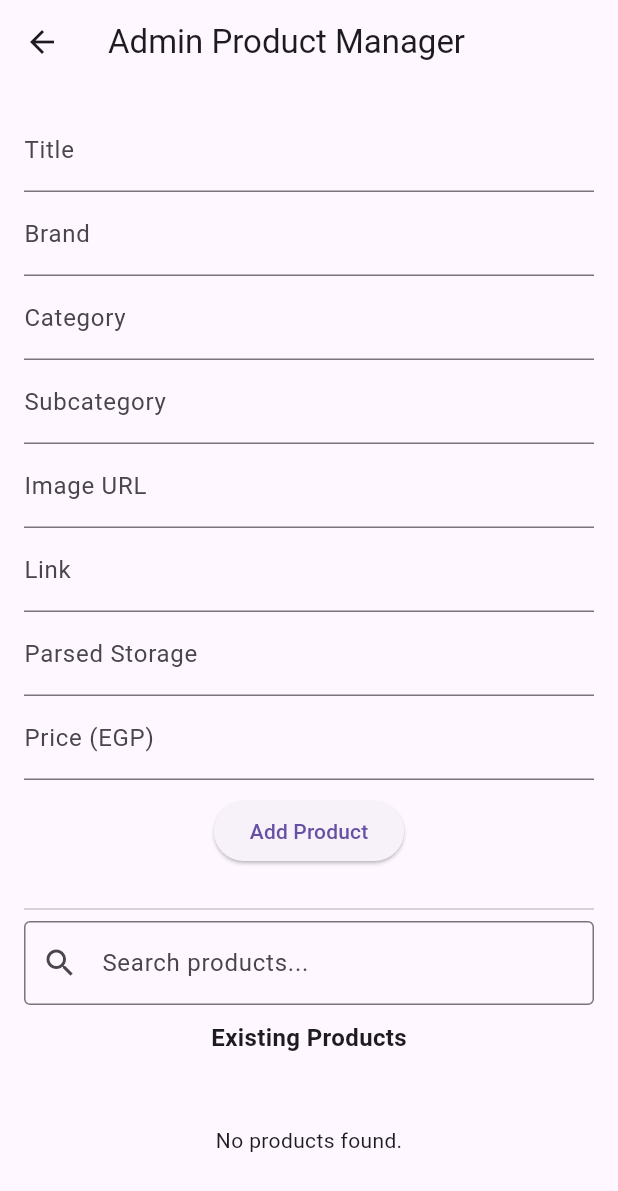
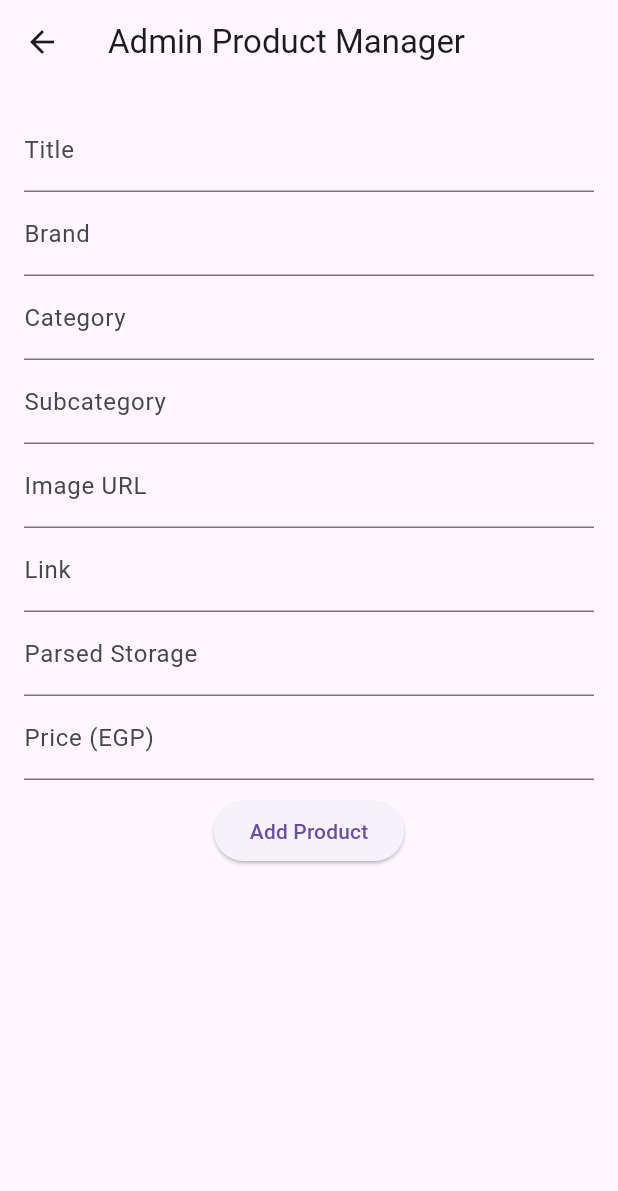
Before and after one commit to ahmedfathallah2/graduation-project, a Flutter app: the AdminProductScreen screen opened directly, on a phone screen of 412 x 824 dp. Shown: the top 1191 px of the screen. Run offline on Flutter 3.47's test engine with Material 3 defaults, Android fonts, the phone set to English and light mode, and no system bars; our stand-ins replace cached_network_image, carousel_slider, cherry_toast, cloud_firestore, dio, firebase_auth and 5 more; accounts and stored records are empty.

Commit message:
Fix admin

```diff
--- a/lib/adminedit.dart
+++ b/lib/adminedit.dart
@@ -18,9 +18,6 @@ class _AdminProductScreenState extends State<AdminProductScreen> {
   final _linkController = TextEditingController();
   final _parsedStorageController = TextEditingController();
   final _priceEGPController = TextEditingController();
-
-  final _searchController = TextEditingController();
-  String _searchQuery = '';
 
   Future<void> _addProduct() async {
     if (_formKey.currentState!.validate()) {
@@ -55,92 +52,84 @@ class _AdminProductScreenState extends State<AdminProductScreen> {
   @override
   Widget build(BuildContext context) {
     return Scaffold(
+      resizeToAvoidBottomInset: true,
       appBar: AppBar(title: const Text('Admin Product Manager')),
-      body: Padding(
+      body: SafeArea(
+        child: LayoutBuilder(
+          builder: (context, constraints) {
+            return SingleChildScrollView(
+              child: ConstrainedBox(
+                constraints: BoxConstraints(
+                  minHeight: constraints.maxHeight,
+                ),
+                child: IntrinsicHeight(
+                  child: Padding(
                     padding: const EdgeInsets.all(16.0),
                     child: Column(
+                      crossAxisAlignment: CrossAxisAlignment.stretch,
                       children: [
-            // FORM FOR ADDING NEW PRODUCT
+                        // FORM
                         Form(
                           key: _formKey,
                           child: Column(
                             children: [
-                  TextFormField(controller: _titleController, decoration: const InputDecoration(labelText: 'Title'), validator: (v) => v!.isEmpty ? 'Required' : null),
-                  TextFormField(controller: _brandController, decoration: const InputDecoration(labelText: 'Brand'), validator: (v) => v!.isEmpty ? 'Required' : null),
-                  TextFormField(controller: _categoryController, decoration: const InputDecoration(labelText: 'Category'), validator: (v) => v!.isEmpty ? 'Required' : null),
-                  TextFormField(controller: _subcategoryController, decoration: const InputDecoration(labelText: 'Subcategory'), validator: (v) => v!.isEmpty ? 'Required' : null),
-                  TextFormField(controller: _imageUrlController, decoration: const InputDecoration(labelText: 'Image URL'), validator: (v) => v!.isEmpty ? 'Required' : null),
-                  TextFormField(controller: _linkController, decoration: const InputDecoration(labelText: 'Link'), validator: (v) => v!.isEmpty ? 'Required' : null),
-                  TextFormField(controller: _parsedStorageController, keyboardType: TextInputType.number, decoration: const InputDecoration(labelText: 'Parsed Storage')),
-                  TextFormField(controller: _priceEGPController, keyboardType: TextInputType.number, decoration: const InputDecoration(labelText: 'Price (EGP)')),
-                  const SizedBox(height: 10),
-                  ElevatedButton(onPressed: _addProduct, child: const Text('Add Product')),
-                ],
+                              TextFormField(
+                                controller: _titleController,
+                                decoration: const InputDecoration(labelText: 'Title'),
+                                validator: (v) => v!.isEmpty ? 'Required' : null,
                               ),
+                              TextFormField(
+                                controller: _brandController,
+                                decoration: const InputDecoration(labelText: 'Brand'),
+                                validator: (v) => v!.isEmpty ? 'Required' : null,
                               ),
-            const SizedBox(height: 20),
-            const Divider(),
-
-            // SEARCH BAR
-            TextField(
-              controller: _searchController,
-              decoration: const InputDecoration(
-                labelText: 'Search products...',
-                prefixIcon: Icon(Icons.search),
-                border: OutlineInputBorder(),
+                              TextFormField(
+                                controller: _categoryController,
+                                decoration: const InputDecoration(labelText: 'Category'),
+                                validator: (v) => v!.isEmpty ? 'Required' : null,
                               ),
-              onChanged: (value) {
-                setState(() {
-                  _searchQuery = value.trim().toLowerCase();
-                });
-              },
+                              TextFormField(
+                                controller: _subcategoryController,
+                                decoration: const InputDecoration(labelText: 'Subcategory'),
+                                validator: (v) => v!.isEmpty ? 'Required' : null,
+                              ),
+                              TextFormField(
+                                controller: _imageUrlController,
+                                decoration: const InputDecoration(labelText: 'Image URL'),
+                                validator: (v) => v!.isEmpty ? 'Required' : null,
+                              ),
+                              TextFormField(
+                                controller: _linkController,
+                                decoration: const InputDecoration(labelText: 'Link'),
+                                validator: (v) => v!.isEmpty ? 'Required' : null,
+                              ),
+                              TextFormField(
+                                controller: _parsedStorageController,
+                                keyboardType: TextInputType.number,
+                                decoration: const InputDecoration(labelText: 'Parsed Storage'),
+                              ),
+                              TextFormField(
+                                controller: _priceEGPController,
+                                keyboardType: TextInputType.number,
+                                decoration: const InputDecoration(labelText: 'Price (EGP)'),
                               ),
                               const SizedBox(height: 10),
-
-            // PRODUCT LIST
-            const Text('Existing Products', style: TextStyle(fontSize: 16, fontWeight: FontWeight.bold)),
-            const SizedBox(height: 10),
-            Expanded(
-              child: StreamBuilder<QuerySnapshot>(
-                stream: FirebaseFirestore.instance.collection('products').orderBy('Title').snapshots(),
-                builder: (context, snapshot) {
-                  if (snapshot.connectionState == ConnectionState.waiting) {
-                    return const Center(child: CircularProgressIndicator());
-                  }
-                  if (!snapshot.hasData || snapshot.data!.docs.isEmpty) {
-                    return const Center(child: Text('No products found.'));
-                  }
-
-                  final docs = snapshot.data!.docs.where((doc) {
-                    final title = (doc['Title'] ?? '').toString().toLowerCase();
-                    final brand = (doc['Brand'] ?? '').toString().toLowerCase();
-                    return title.contains(_searchQuery) || brand.contains(_searchQuery);
-                  }).toList();
-
-                  if (docs.isEmpty) {
-                    return const Center(child: Text('No matching products.'));
-                  }
-
-                  return ListView.builder(
-                    itemCount: docs.length,
-                    itemBuilder: (context, index) {
-                      final product = docs[index];
-                      return ListTile(
-                        title: Text(product['Title']),
-                        subtitle: Text("EGP ${product['Price_EGP']} • ${product['Brand']}"),
-                        trailing: IconButton(
-                          icon: const Icon(Icons.delete, color: Colors.red),
-                          onPressed: () => _deleteProduct(product.id),
+                              ElevatedButton(
+                                onPressed: _addProduct,
+                                child: const Text('Add Product'),
                               ),
-                      );
-                    },
-                  );
-                },
+                            ],
                           ),
                         ),
                       ],
                     ),
                   ),
+                ),
+              ),
+            );
+          },
+        ),
+      ),
     );
   }
 }
```
Lines whose indentation alone changed are shown as unchanged.
